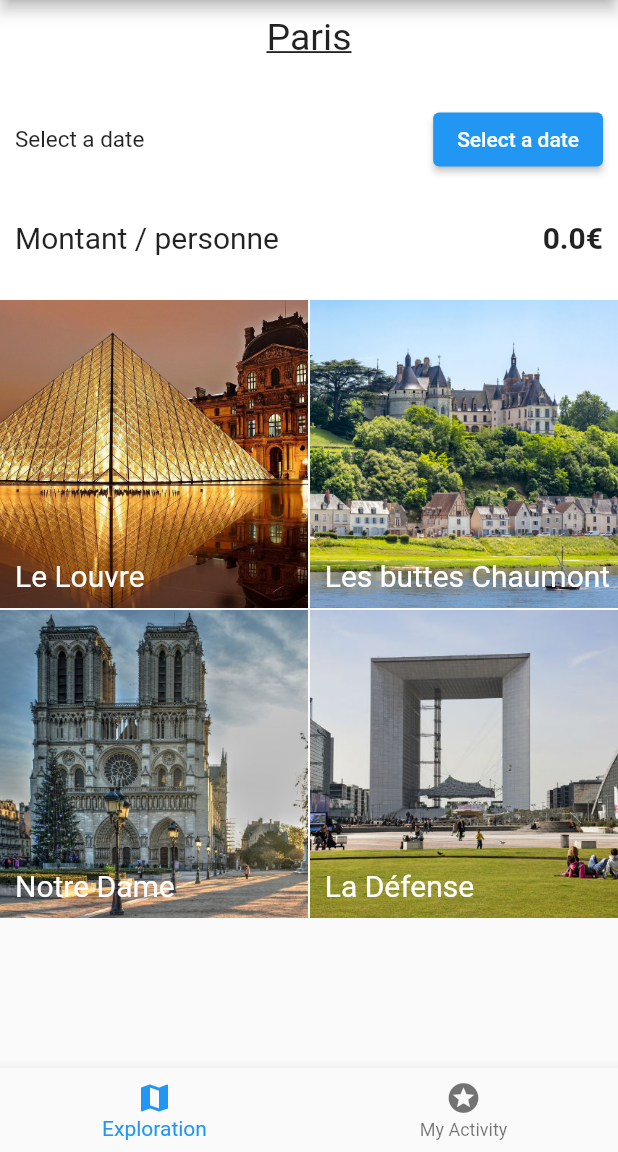
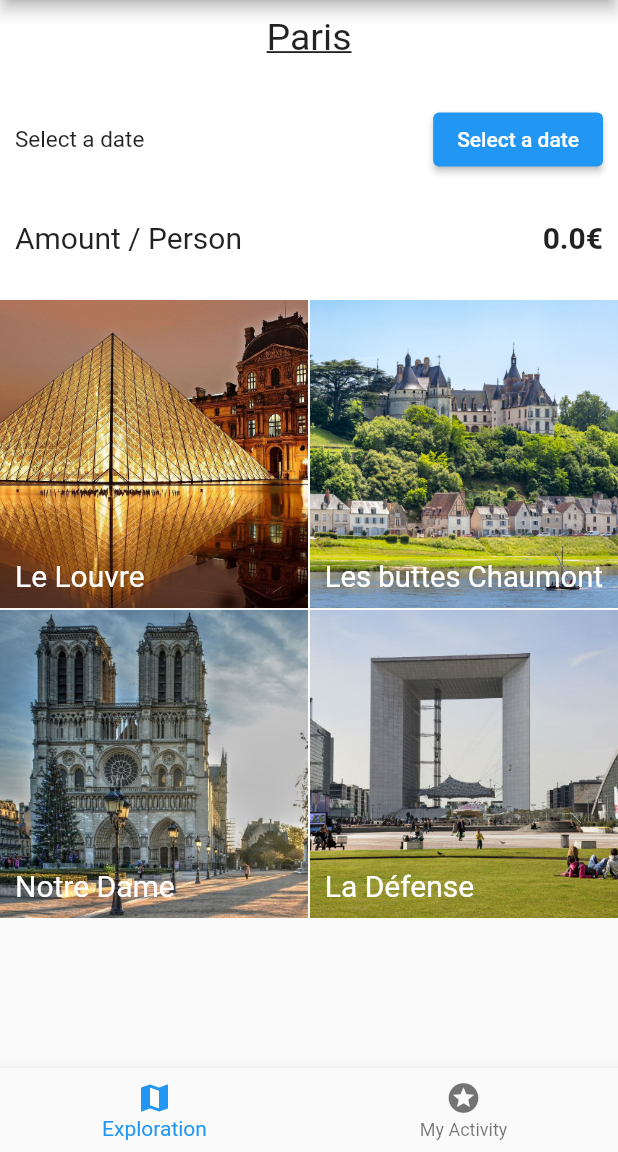
Before and after one commit to JunjieDev/flutter-MyTravel, a Flutter app: the screen it shows after launch, on a phone screen of 412 x 824 dp, the part 84-1236 px from its top. Run offline on Flutter 3.47's test engine with Material 2 defaults, Android fonts, the phone set to English and light mode, and no system bars.

Commit message:
Fix : card-image size

```diff
--- a/lib/view/city/widget/activity_card.dart
+++ b/lib/view/city/widget/activity_card.dart
@@ -28,7 +28,7 @@ class ActivityCard extends StatelessWidget {
             ),
           ),
           Container(
-            padding: EdgeInsets.all(10),
+            padding: const EdgeInsets.all(10),
             child: Column(
               children: <Widget>[
                 Expanded(
@@ -47,11 +47,14 @@ class ActivityCard extends StatelessWidget {
                 ),
                 Row(
                   children: <Widget>[
-                    Text(
-                      activity.name,
-                      style: const TextStyle(
-                        fontSize: 20,
-                        color: Colors.white,
+                    Flexible(
+                      child: FittedBox(
+                        child: Text(activity.name,
+                        style: const TextStyle(
+                            fontSize: 20,
+                            color: Colors.white
+                          ),
+                        ),
                       ),
                     ),
                   ],
--- a/lib/view/city/widget/trip_overview.dart
+++ b/lib/view/city/widget/trip_overview.dart
@@ -55,7 +55,7 @@ class TripOverview extends StatelessWidget {
             children: <Widget>[
               const Expanded(
                 child: Text(
-                  'Montant / personne',
+                  'Amount / Person',
                   style: TextStyle(fontSize: 20),
                 ),
               ),
```
Also changed, not shown: lib/view/city/widget/activity_list.dart (indentation only), pubspec.lock, 1 other file.
